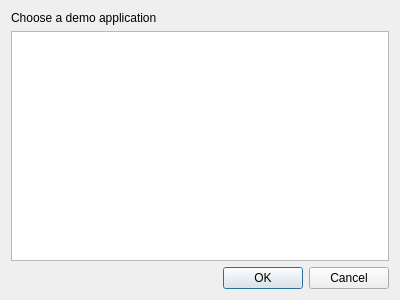
Before: the Qt Designer form Examples/BlueBerryExampleLauncher/BlueBerryExampleLauncherDialog.ui in MITK/MITK, drawn with Qt 5.
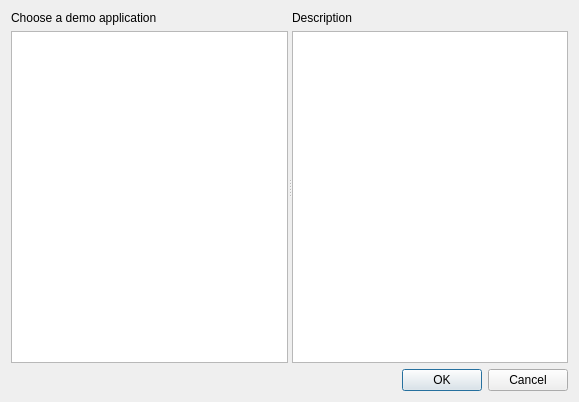
After: the same form once the commit is applied.

Commit message: Added description widget in the example launcher.

Patch:
```diff
--- a/Examples/BlueBerryExampleLauncher/BlueBerryExampleLauncherDialog.ui
+++ b/Examples/BlueBerryExampleLauncher/BlueBerryExampleLauncherDialog.ui
@@ -6,14 +6,24 @@
    <rect>
     <x>0</x>
     <y>0</y>
-    <width>400</width>
-    <height>300</height>
+    <width>579</width>
+    <height>402</height>
    </rect>
   </property>
   <property name="windowTitle">
    <string>Dialog</string>
   </property>
+  <layout class="QVBoxLayout" name="verticalLayout_3">
+   <item>
+    <widget class="QSplitter" name="splitter">
+     <property name="orientation">
+      <enum>Qt::Horizontal</enum>
+     </property>
+     <widget class="QWidget" name="widget" native="true">
   <layout class="QVBoxLayout" name="verticalLayout">
+       <property name="margin">
+        <number>0</number>
+       </property>
    <item>
     <widget class="QLabel" name="label">
      <property name="text">
@@ -23,6 +33,37 @@
    </item>
    <item>
     <widget class="QListWidget" name="appList"/>
+       </item>
+      </layout>
+     </widget>
+     <widget class="QWidget" name="widget_2" native="true">
+      <layout class="QVBoxLayout" name="verticalLayout_2">
+       <property name="margin">
+        <number>0</number>
+       </property>
+       <item>
+        <widget class="QLabel" name="label_2">
+         <property name="text">
+          <string>Description</string>
+         </property>
+        </widget>
+       </item>
+       <item>
+        <widget class="QTextBrowser" name="description">
+         <property name="readOnly">
+          <bool>true</bool>
+         </property>
+         <property name="textInteractionFlags">
+          <set>Qt::LinksAccessibleByMouse|Qt::TextSelectableByMouse</set>
+         </property>
+         <property name="openExternalLinks">
+          <bool>true</bool>
+         </property>
+        </widget>
+       </item>
+      </layout>
+     </widget>
+    </widget>
    </item>
    <item>
     <widget class="QDialogButtonBox" name="buttonBox">
```
Lines whose indentation alone changed are shown as unchanged. The commit also changes 4 other files.
